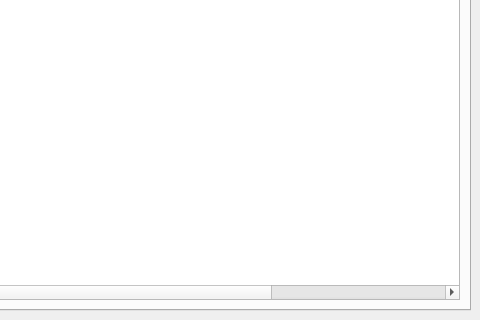
This is UIs/Main.ui in JeffHoogland/qutemtgstats as Qt 5 draws it before an edit; both pictures show x 544 to 1024 and y 310 to 630 of the 1024 by 630 pixel window. The edited form follows.
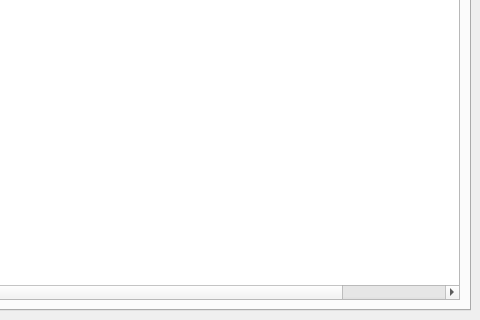
This is the edited form. The open tabs and pages were chosen to show the change.

Commit message: Editing opponent deck lists and your own is now functional

Diff of the .ui file:
```diff
--- a/UIs/Main.ui
+++ b/UIs/Main.ui
@@ -514,11 +514,6 @@
             <string>Draws</string>
            </property>
           </column>
-          <column>
-           <property name="text">
-            <string>Opponents</string>
-           </property>
-          </column>
          </widget>
         </item>
        </layout>
```
The commit also changes 5 other files.
